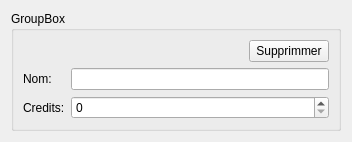
Qt form src/view/qformation.ui (V1rgul/UT-profiler) before a commit.
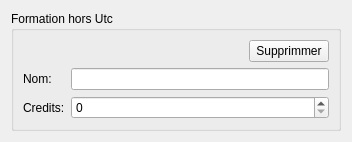
The same form after that commit.

Diff of the .ui file:
```diff
--- a/src/view/qformation.ui
+++ b/src/view/qformation.ui
@@ -17,7 +17,7 @@
    <item>
     <widget class="QGroupBox" name="groupBox">
      <property name="title">
-      <string>GroupBox</string>
+      <string>Formation hors Utc</string>
      </property>
      <layout class="QVBoxLayout" name="verticalLayout">
       <item>
```
